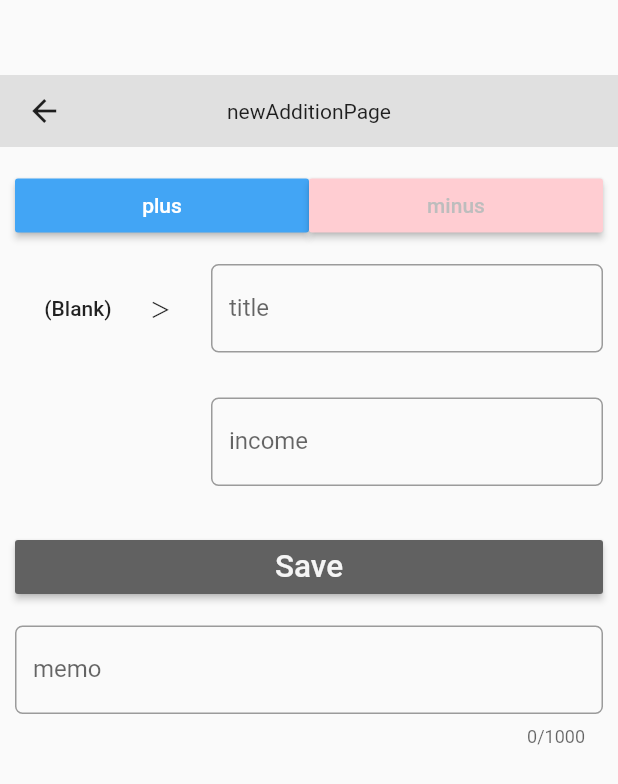
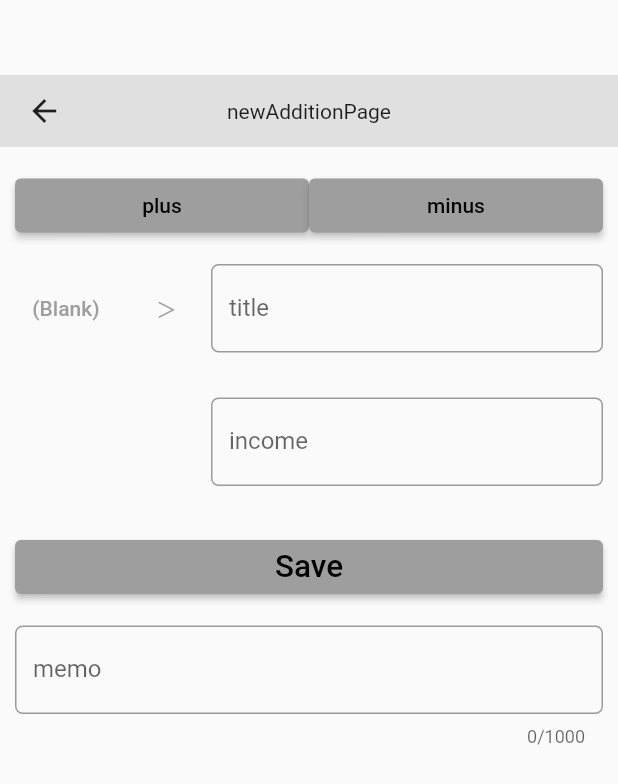
Before and after one commit to kura-kento/BalanceManagement, a Flutter app: the EditForm screen opened directly, on a phone screen of 412 x 824 dp. Shown: the top 784 px of the screen. Run offline on Flutter 3.47's test engine with Material 2 defaults, Android fonts, the phone set to English and light mode, and no system bars; drawn by our look-alikes of google_mobile_ads; our stand-ins replace auto_size_text, charts_flutter, flutter_riverpod, flutter_slidable, local_auth, shared_preferences and 2 more; missing offline and left inert: app_review, app_tracking_transparency, flutter_lock_screen, infinity_page_view; accounts and stored records are empty; network calls fail.

Commit message:
アップデート　ビルドまで　(podfileを変更)

```diff
--- a/lib/screens/category_form.dart
+++ b/lib/screens/category_form.dart
@@ -79,9 +79,9 @@ class _CategoryPageState extends State<CategoryPage> {
                 flex: 2,
                 child: Padding(
                   padding: EdgeInsets.all(10.0),
-                  child: FlatButton(
-                    padding: EdgeInsets.all(20.0),
-                    color: Colors.grey[400],
+                  child: TextButton(
+                    // TODO: padding: EdgeInsets.all(20.0),
+                    // TODO: color: Colors.grey[400],
                     onPressed: () async{
                         _update(categoryList[i].id,titleControllerList[i].text, widget.moneyValue);
                         this.categoryList = await databaseHelperCategory.getCategoryList( widget.moneyValue == MoneyValue.income);
--- a/lib/screens/edit_form.dart
+++ b/lib/screens/edit_form.dart
@@ -2,7 +2,6 @@ import 'package:balancemanagement_app/i18n/message.dart';
 import 'package:balancemanagement_app/models/calendar.dart';
 import 'package:balancemanagement_app/models/category.dart';
 import 'package:balancemanagement_app/utils/admob.dart';
-import 'package:balancemanagement_app/utils/admob_service.dart';
 import 'package:balancemanagement_app/utils/database_help.dart';
 import 'package:balancemanagement_app/utils/datebase_help_category.dart';
 import 'package:balancemanagement_app/utils/shared_prefs.dart';
@@ -128,7 +127,7 @@ class _EditFormState extends State<EditForm> {
                           children: <Widget>[
                             Expanded(
                               flex: 1,
-                              child: FlatButton(
+                              child: TextButton(
                                 child: Row(
                                   children: <Widget>[
                                     Expanded(
@@ -291,9 +290,9 @@ class _EditFormState extends State<EditForm> {
                         ),
                         Padding(
                             padding: EdgeInsets.only(top: 15.0, bottom: 15.0),
-                            child: RaisedButton(
-                              color: Theme.of(context).primaryColorDark,
-                              textColor: Theme.of(context).primaryColorLight,
+                            child: ElevatedButton(
+                              //TODO: color: Theme.of(context).primaryColorDark,
+                              //TODO: textColor: Theme.of(context).primaryColorLight,
                               child: Text(
                                 AppLocalizations.of(context).save,
                                 textScaleFactor: 1.5,
@@ -337,10 +336,10 @@ class _EditFormState extends State<EditForm> {
       _list.add(
         Expanded(
           flex: 1,
-          child: RaisedButton(
+          child: ElevatedButton(
             child: Text(index == 0 ? AppLocalizations.of(context).plus : AppLocalizations.of(context).minus),
-            color: (index == 0 ? Colors.blue:Colors.red)[100 + (moneyValue == element ? 300:0)],
-            textColor: moneyValue == element ? Colors.white : Colors.grey[400],
+            //TODO: color: (index == 0 ? Colors.blue:Colors.red)[100 + (moneyValue == element ? 300:0)],
+            //TODO: textColor: moneyValue == element ? Colors.white : Colors.grey[400],
             onPressed: () {
               moneyValue = element;
               updateListViewCategory();
--- a/lib/widget/reward_widget.dart
+++ b/lib/widget/reward_widget.dart
@@ -82,7 +82,7 @@ class _RewardWidgetState extends State<RewardWidget> {
     );
 
     _rewardedAd.setImmersiveMode(true);
-    _rewardedAd.show(onUserEarnedReward: (RewardedAd ad, RewardItem reward) {
+    _rewardedAd.show(onUserEarnedReward: (AdWithoutView ad, RewardItem reward) {
       print('$ad with reward $RewardItem(${reward.amount}, ${reward.type}');
       //ここに報酬を書く
       DateTime charge_Time = DateTime.parse(SharedPrefs.getRewardTime());
```
Also changed, not shown: lib/screens/calendar_page.dart (+14 -14 lines), lib/screens/password_screen.dart (+4 -3 lines), pubspec.yaml (+16 -14 lines), pubspec.lock, 6 other files.
